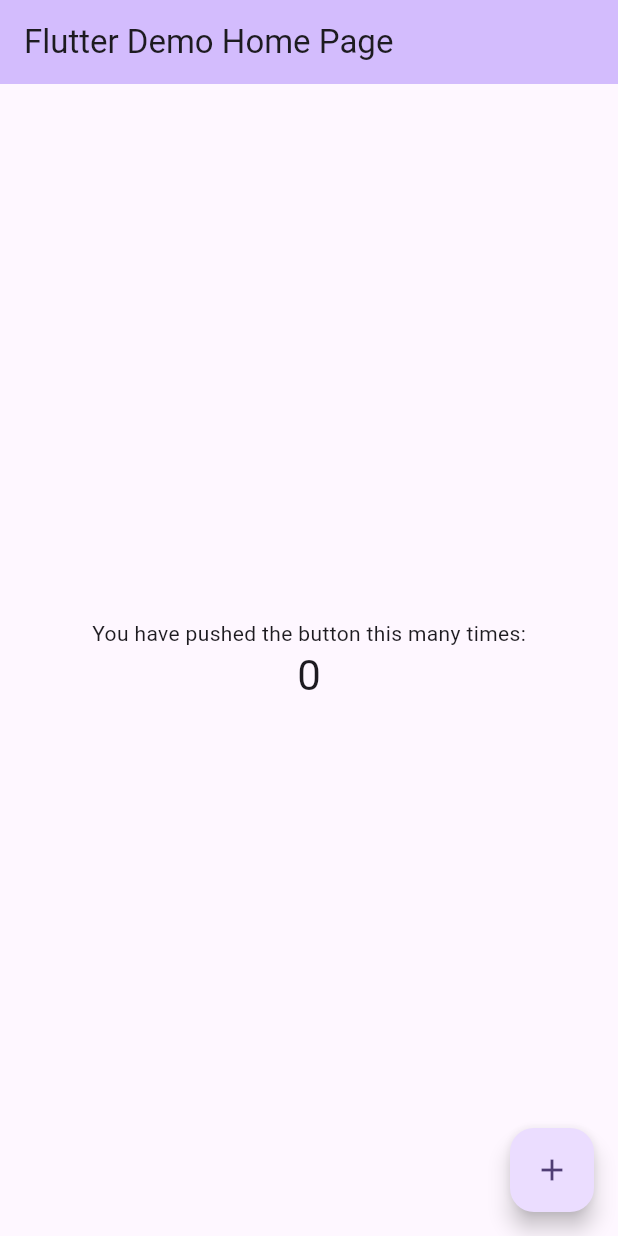
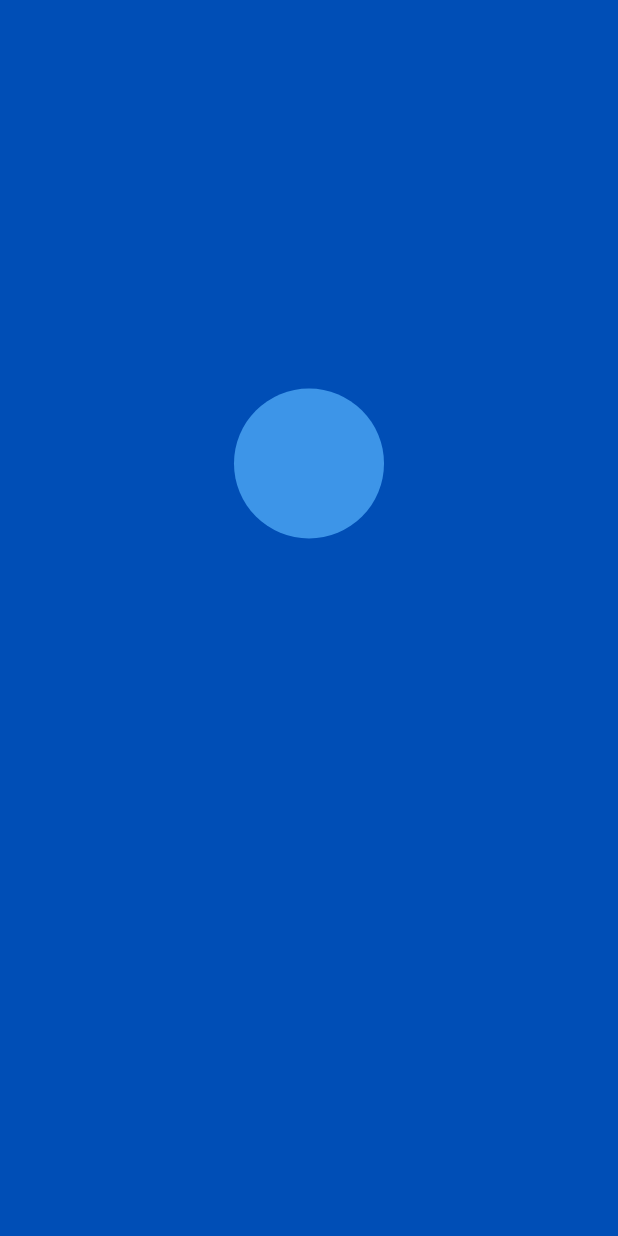
Before and after one commit to Abdelrahman-Wael-1029/lip_reading, a Flutter app: the screen it shows after launch, on a phone screen of 412 x 824 dp. Run offline on Flutter 3.47's test engine with Material 3 defaults, Android fonts, the phone set to English and light mode, and no system bars; our stand-ins replace animated_text_kit, responsive_framework.

Commit message:
build splash screen initially

```diff
--- a/lib/main.dart
+++ b/lib/main.dart
@@ -1,4 +1,6 @@
 import 'package:flutter/material.dart';
+import 'package:lip_reading/screens/splash_screen/splash_screen.dart';
+import 'package:lip_reading/utils/app_colors.dart';
 import 'package:responsive_framework/responsive_wrapper.dart';
 
 void main() {
@@ -11,6 +13,7 @@ class MyApp extends StatelessWidget {
   @override
   Widget build(BuildContext context) {
     return MaterialApp(
+      debugShowCheckedModeBanner: false,
       title: 'Flutter Demo',
       builder: (context, child) => MediaQuery(
         data: MediaQuery.of(context).copyWith(textScaler: TextScaler.noScaling),
@@ -27,98 +30,11 @@ class MyApp extends StatelessWidget {
         ),
       ),
       theme: ThemeData(
+        scaffoldBackgroundColor: AppColors.primaryColor,
         colorScheme: ColorScheme.fromSeed(seedColor: Colors.deepPurple),
         useMaterial3: true,
       ),
-      home: const MyHomePage(title: 'Flutter Demo Home Page'),
+      home: SplashScreen(),
     );
   }
 }
-
-class MyHomePage extends StatefulWidget {
-  const MyHomePage({super.key, required this.title});
-
-  // This widget is the home page of your application. It is stateful, meaning
-  // that it has a State object (defined below) that contains fields that affect
-  // how it looks.
-
-  // This class is the configuration for the state. It holds the values (in this
-  // case the title) provided by the parent (in this case the App widget) and
-  // used by the build method of the State. Fields in a Widget subclass are
-  // always marked "final".
-
-  final String title;
-
-  @override
-  State<MyHomePage> createState() => _MyHomePageState();
-}
-
-class _MyHomePageState extends State<MyHomePage> {
-  int _counter = 0;
-
-  void _incrementCounter() {
-    setState(() {
-      // This call to setState tells the Flutter framework that something has
-      // changed in this State, which causes it to rerun the build method below
-      // so that the display can reflect the updated values. If we changed
-      // _counter without calling setState(), then the build method would not be
-      // called again, and so nothing would appear to happen.
-      _counter++;
-    });
-  }
-
-  @override
-  Widget build(BuildContext context) {
-    // This method is rerun every time setState is called, for instance as done
-    // by the _incrementCounter method above.
-    //
-    // The Flutter framework has been optimized to make rerunning build methods
-    // fast, so that you can just rebuild anything that needs updating rather
-    // than having to individually change instances of widgets.
-    return Scaffold(
-      appBar: AppBar(
-        // TRY THIS: Try changing the color here to a specific color (to
-        // Colors.amber, perhaps?) and trigger a hot reload to see the AppBar
-        // change color while the other colors stay the same.
-        backgroundColor: Theme.of(context).colorScheme.inversePrimary,
-        // Here we take the value from the MyHomePage object that was created by
-        // the App.build method, and use it to set our appbar title.
-        title: Text(widget.title),
-      ),
-      body: Center(
-        // Center is a layout widget. It takes a single child and positions it
-        // in the middle of the parent.
-        child: Column(
-          // Column is also a layout widget. It takes a list of children and
-          // arranges them vertically. By default, it sizes itself to fit its
-          // children horizontally, and tries to be as tall as its parent.
-          //
-          // Column has various properties to control how it sizes itself and
-          // how it positions its children. Here we use mainAxisAlignment to
-          // center the children vertically; the main axis here is the vertical
-          // axis because Columns are vertical (the cross axis would be
-          // horizontal).
-          //
-          // TRY THIS: Invoke "debug painting" (choose the "Toggle Debug Paint"
-          // action in the IDE, or press "p" in the console), to see the
-          // wireframe for each widget.
-          mainAxisAlignment: MainAxisAlignment.center,
-          children: <Widget>[
-            const Text(
-              'You have pushed the button this many times:',
-            ),
-            Text(
-              '$_counter',
-              style: Theme.of(context).textTheme.headlineMedium,
-            ),
-          ],
-        ),
-      ),
-      floatingActionButton: FloatingActionButton(
-        onPressed: _incrementCounter,
-        tooltip: 'Increment',
-        child: const Icon(Icons.add),
-      ), // This trailing comma makes auto-formatting nicer for build methods.
-    );
-  }
-}
--- /dev/null
+++ b/lib/screens/splash_screen/splash_screen.dart
@@ -0,0 +1,203 @@
+import 'dart:async';
+import 'package:animated_text_kit/animated_text_kit.dart';
+import 'package:flutter/material.dart';
+import 'package:lip_reading/utils/app_colors.dart';
+
+
+class SplashScreen extends StatefulWidget {
+  const SplashScreen({super.key});
+
+  @override
+  State<SplashScreen> createState() => _SplashScreenState();
+}
+
+double width(BuildContext context) {
+  return MediaQuery.of(context).size.width;
+}
+
+double height(BuildContext context) {
+  return MediaQuery.of(context).size.height;
+}
+
+class _SplashScreenState extends State<SplashScreen>
+    with SingleTickerProviderStateMixin {
+  double ballY = 0;
+  double widthVal = 50;
+  double heightVal = 50;
+  double bottomVal = 500;
+  bool add = false;
+  bool showShadow = false;
+  int times = 0;
+  bool showComic = false;
+
+  late AnimationController _controller;
+
+  @override
+  @override
+  void initState() {
+    super.initState();
+    _controller =
+        AnimationController(vsync: this, duration: Duration(seconds: 1))
+          ..addListener(() {
+            if (add) {
+              ballY += 15;
+            } else {
+              ballY -= 15;
+            }
+            if (ballY <= -200) {
+              times += 1;
+              add = true;
+              showShadow = true;
+            }
+            if (ballY >= 0) {
+              add = false;
+              showShadow = false;
+              widthVal += 50;
+              heightVal += 50;
+              bottomVal -= 200;
+            }
+            if (times == 3) {
+              showShadow = false;
+              widthVal = width(context);
+              heightVal = height(context);
+              Timer(Duration(milliseconds: 300), () {
+                setState(() {
+                  showComic = true;
+                });
+              });
+              _controller.stop();
+            }
+            setState(() {});
+          });
+
+    _controller.repeat();
+  }
+
+  @override
+  Widget build(BuildContext context) {
+    return Scaffold(
+      backgroundColor: AppColors.secondaryColor,
+      body: SizedBox(
+        width: width(context),
+        height: height(context),
+        child: Stack(
+          alignment: Alignment.center,
+          children: [
+            LogoAnimation(
+                bottomVal: bottomVal,
+                heightVal: heightVal,
+                ballY: ballY,
+                times: times,
+                showShadow: showShadow,
+                widthVal: widthVal),
+            if (showComic)
+              Positioned(
+                  child: Column(
+                // mainAxisSize: MainAxisSize.min,
+                mainAxisAlignment: MainAxisAlignment.center,
+                children: [
+                  Row(
+                    mainAxisAlignment: MainAxisAlignment.center,
+                    children: [
+                      Icon(
+                        Icons.chrome_reader_mode_outlined, // Bus icon
+                        size: 60,
+                        color: AppColors.secondaryColor, // Purple icon
+                      ),
+                      SizedBox(width: 10),
+                      DefaultTextStyle(
+                        style: const TextStyle(
+                          color: Color.fromARGB(255, 49, 47, 47),
+                          fontSize: 30.0,
+                          fontFamily: 'Bobbers',
+                        ),
+                        child: AnimatedTextKit(
+                          totalRepeatCount: 1,
+                          animatedTexts: [
+                            TyperAnimatedText('Lip Reading'),
+                          ],
+                        ),
+                      ),
+                    ],
+                  ),
+                  TextInSplash(text: 'Know what they are saying'),
+                ],
+              ))
+          ],
+        ),
+      ),
+    );
+  }
+}
+
+
+class LogoAnimation extends StatelessWidget {
+  const LogoAnimation({super.key, required this.bottomVal, required this.widthVal, required this.heightVal, required this.ballY, required this.times, required this.showShadow});
+  final double bottomVal;
+  final double widthVal;
+  final double heightVal;
+  final double ballY;
+  final int times;
+  final bool showShadow;
+
+  @override
+  Widget build(BuildContext context) {
+    return AnimatedPositioned(
+                  bottom: bottomVal,
+                  duration: Duration(milliseconds: 600),
+                  child: Column(
+                    children: [
+                      Transform.translate(
+                        offset: Offset(0, ballY),
+                        child: AnimatedScale(
+                          duration: Duration(milliseconds: 200),
+                          scale: times == 3 ? 5 : 1,
+                          child: AnimatedContainer(
+                            duration: Duration(milliseconds: 1000),
+                            width: widthVal,
+                            height: heightVal,
+                            decoration: BoxDecoration(
+                                shape: BoxShape.circle,
+                                color: AppColors.primaryColor),
+                          ),
+                        ),
+                      ),
+                      if (showShadow)
+                        Container(
+                          width: 50,
+                          height: 10,
+                          decoration: BoxDecoration(
+                              color: Colors.black.withOpacity(.2),
+                              borderRadius: BorderRadius.circular(100)),
+                        )
+                    ],
+                  ),
+                );
+  }
+}
+
+
+class TextInSplash extends StatelessWidget {
+  final String text;
+  const TextInSplash({super.key,required this.text});
+
+  @override
+  Widget build(BuildContext context) {
+    return DefaultTextStyle(
+      textAlign: TextAlign.center,
+      style: const TextStyle(
+        fontSize: 24,
+        // fontFamily: 'Agne',
+      ),
+      child: AnimatedTextKit(
+        totalRepeatCount: 1,
+        animatedTexts: [
+          TypewriterAnimatedText(
+            text,
+            textAlign: TextAlign.center,
+          ),
+        ],
+      ),
+    );
+  }
+}
--- a/pubspec.yaml
+++ b/pubspec.yaml
@@ -41,6 +41,7 @@ dependencies:
   # The following adds the Cupertino Icons font to your application.
   # Use with the CupertinoIcons class for iOS style icons.
   cupertino_icons: ^1.0.8
+  animated_text_kit: ^4.2.3
 
 dev_dependencies:
   flutter_test:
```
Also changed, not shown: pubspec.lock, 1 other file.
